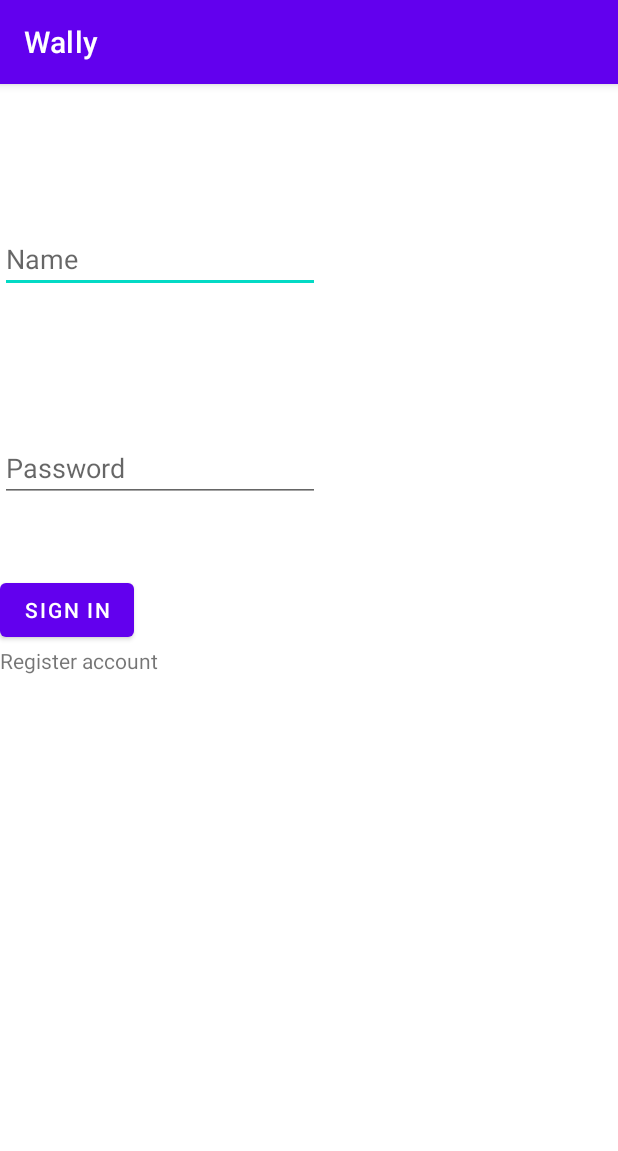
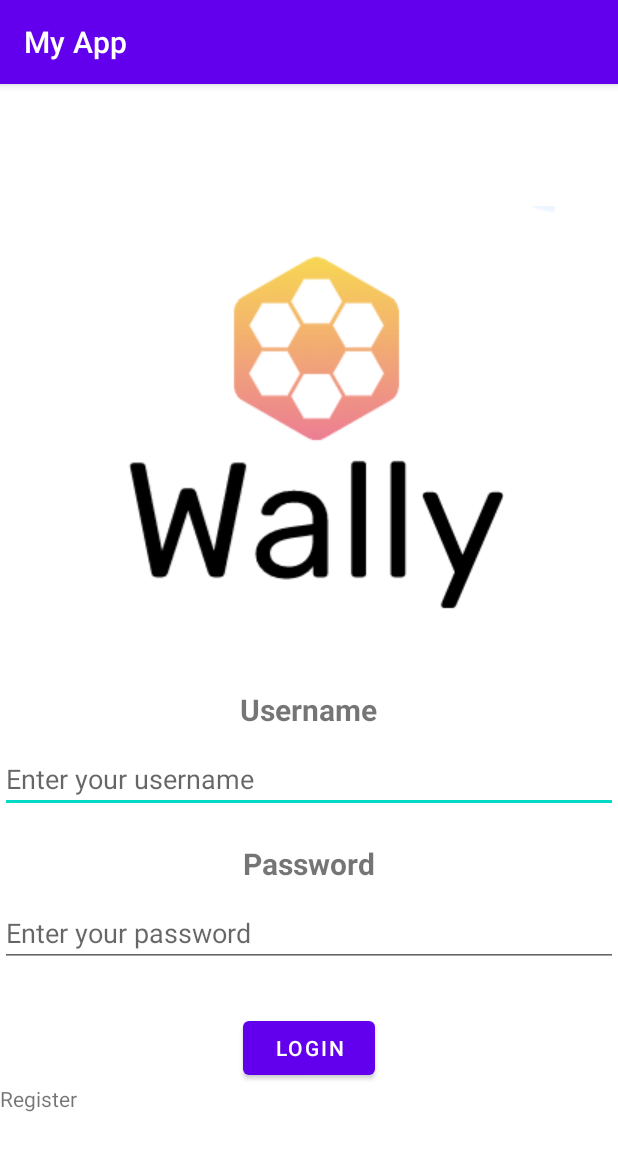
Before and after one commit to Jadmgh/ConUHACK-Financial-App, an Android app: the screen it shows after launch (MainActivity), on a phone screen of 412 x 824 dp. Shown: the top 1151 px of the screen. Run offline under Robolectric (Android 15) with nearby library versions, the phone set to English and light mode, and no system bars; our stand-ins replace Firebase (no records; nobody signed in at launch, a user with empty details on screens opened directly).

Commit message:
Changed UI

```diff
--- a/app/src/main/java/com/example/wally/MainActivity.java
+++ b/app/src/main/java/com/example/wally/MainActivity.java
@@ -48,7 +48,7 @@ public class MainActivity extends AppCompatActivity implements View.OnClickListe
         btnLogin.setOnClickListener(this);
 
         editEmail = (EditText) findViewById(R.id.editEmail);
-        editPassword = (EditText) findViewById(R.id.editMakePassword);
+        editPassword = (EditText) findViewById(R.id.editPassword);
 
         txtRegister = (TextView) findViewById(R.id.txtRegister);
         txtRegister.setOnClickListener(this);
--- /dev/null
+++ b/app/src/main/res/drawable/_bg__iphone_14___1_ek2_shape.xml
@@ -0,0 +1,6 @@
+<?xml version="1.0" encoding="utf-8"?>
+<!-- _bg__iphone_14___1_ek2 from your XD file. -->
+<shape xmlns:android="http://schemas.android.com/apk/res/android"
+	android:shape="rectangle" >
+	<solid android:color="@color/_bg__iphone_14___1_ek2_color" />
+</shape>
--- /dev/null
+++ b/app/src/main/res/drawable/line_2_shape.xml
@@ -0,0 +1,6 @@
+<?xml version="1.0" encoding="utf-8"?>
+<!-- line_2 from your XD file. -->
+<shape xmlns:android="http://schemas.android.com/apk/res/android"
+	android:shape="rectangle" >
+	<solid android:color="@color/line_2_color" />
+</shape>
--- /dev/null
+++ b/app/src/main/res/drawable/line_3_shape.xml
@@ -0,0 +1,6 @@
+<?xml version="1.0" encoding="utf-8"?>
+<!-- line_3 from your XD file. -->
+<shape xmlns:android="http://schemas.android.com/apk/res/android"
+	android:shape="rectangle" >
+	<solid android:color="@color/line_2_color" />
+</shape>
--- /dev/null
+++ b/app/src/main/res/drawable/rectangle_1_shape.xml
@@ -0,0 +1,6 @@
+<?xml version="1.0" encoding="utf-8"?>
+<!-- rectangle_1 from your XD file. -->
+<shape xmlns:android="http://schemas.android.com/apk/res/android"
+	android:shape="rectangle" >
+	<solid android:color="@color/rectangle_1_color" />
+</shape>
--- a/app/src/main/res/layout/activity_main.xml
+++ b/app/src/main/res/layout/activity_main.xml
@@ -1,48 +1,61 @@
 <?xml version="1.0" encoding="utf-8"?>
-<androidx.constraintlayout.widget.ConstraintLayout xmlns:android="http://schemas.android.com/apk/res/android"
-    xmlns:app="http://schemas.android.com/apk/res-auto"
+<LinearLayout xmlns:android="http://schemas.android.com/apk/res/android"
     xmlns:tools="http://schemas.android.com/tools"
     android:layout_width="match_parent"
     android:layout_height="match_parent"
-    tools:context=".MainActivity">
+    android:gravity="center"
+    android:orientation="vertical">
+
+    <ImageView
+        android:layout_width="wrap_content"
+        android:layout_height="wrap_content"
+        android:layout_marginBottom="30dp"
+        android:contentDescription="@string/app_name"
+        android:src="@drawable/logo" />
+
+    <TextView
+        android:layout_width="wrap_content"
+        android:layout_height="wrap_content"
+        android:layout_marginBottom="10dp"
+        android:text="@string/username"
+        android:textSize="20sp"
+        android:textStyle="bold" />
+
+    <EditText
+        android:id="@+id/editEmail"
+        android:layout_width="match_parent"
+        android:layout_height="wrap_content"
+        android:hint="@string/enter_username"
+        android:inputType="text" />
+
+    <TextView
+        android:layout_width="wrap_content"
+        android:layout_height="wrap_content"
+        android:layout_marginTop="20dp"
+        android:layout_marginBottom="10dp"
+        android:text="@string/password"
+        android:textSize="20sp"
+        android:textStyle="bold" />
+
+    <EditText
+        android:id="@+id/editPassword"
+        android:layout_width="match_parent"
+        android:layout_height="wrap_content"
+        android:hint="@string/enter_password"
+        android:inputType="textPassword" />
 
     <Button
         android:id="@+id/btnSignIn"
         android:layout_width="wrap_content"
         android:layout_height="wrap_content"
-        android:text="SIgn in"
-        app:layout_constraintBottom_toTopOf="@+id/txtRegister"
-        tools:layout_editor_absoluteX="149dp" />
-
-    <EditText
-        android:id="@+id/editEmail"
-        android:layout_width="wrap_content"
-        android:layout_height="wrap_content"
-        android:ems="10"
-        android:hint="Name"
-        android:inputType="textPersonName"
-        app:layout_constraintBottom_toTopOf="@+id/editMakePassword"
-        app:layout_constraintTop_toTopOf="parent"
-        tools:layout_editor_absoluteX="99dp" />
-
-    <EditText
-        android:id="@+id/editMakePassword"
-        android:layout_width="wrap_content"
-        android:layout_height="wrap_content"
-        android:layout_marginBottom="48dp"
-        android:ems="10"
-        android:hint="Password"
-        android:inputType="textPassword"
-        app:layout_constraintBottom_toTopOf="@+id/btnSignIn"
-        tools:layout_editor_absoluteX="100dp" />
+        android:layout_marginTop="30dp"
+        android:text="@string/login"
+        tools:ignore="DuplicateIds" />
 
     <TextView
         android:id="@+id/txtRegister"
-        android:layout_width="wrap_content"
+        android:layout_width="match_parent"
         android:layout_height="wrap_content"
-        android:text="Register account"
-        app:layout_constraintBottom_toBottomOf="parent"
-        app:layout_constraintTop_toTopOf="parent"
-        tools:layout_editor_absoluteX="230dp" />
+        android:text="Register" />
 
-</androidx.constraintlayout.widget.ConstraintLayout>
+</LinearLayout>
--- a/app/src/main/res/values/strings.xml
+++ b/app/src/main/res/values/strings.xml
@@ -1,3 +1,17 @@
+<?xml version="1.0" encoding="utf-8"?>
 <resources>
-    <string name="app_name">Wally</string>
+	<!-- iphone_14___1 strings -->
+
+	<string name="ek_img_content">ExportKit Image</string>
+	<string name="login_string">Login</string>
+	<string name="username__string">Username:</string>
+	<string name="password__string">Password:</string>
+	<string name="login_ek1_string">Login</string>
+		<string name="app_name">My App</string>
+		<string name="username">Username</string>
+		<string name="password">Password</string>
+		<string name="login">Login</string>
+		<string name="enter_username">Enter your username</string>
+		<string name="enter_password">Enter your password</string>
+
 </resources>
```
Also changed, not shown: app/src/main/res/drawable/rectangle_2_shape.xml (added, +7 -0 lines), app/src/main/res/layout/activity_home_page.xml (+5 -2 lines), app/src/main/res/layout/activity_test_xml.xml (added, +128 -0 lines), app/src/main/res/values/colors.xml (+12 -0 lines), app/src/main/res/values/styles.xml (added, +11 -0 lines), app/src/main/res/drawable/line_1.png (added), app/src/main/res/drawable/logo.png (added).
